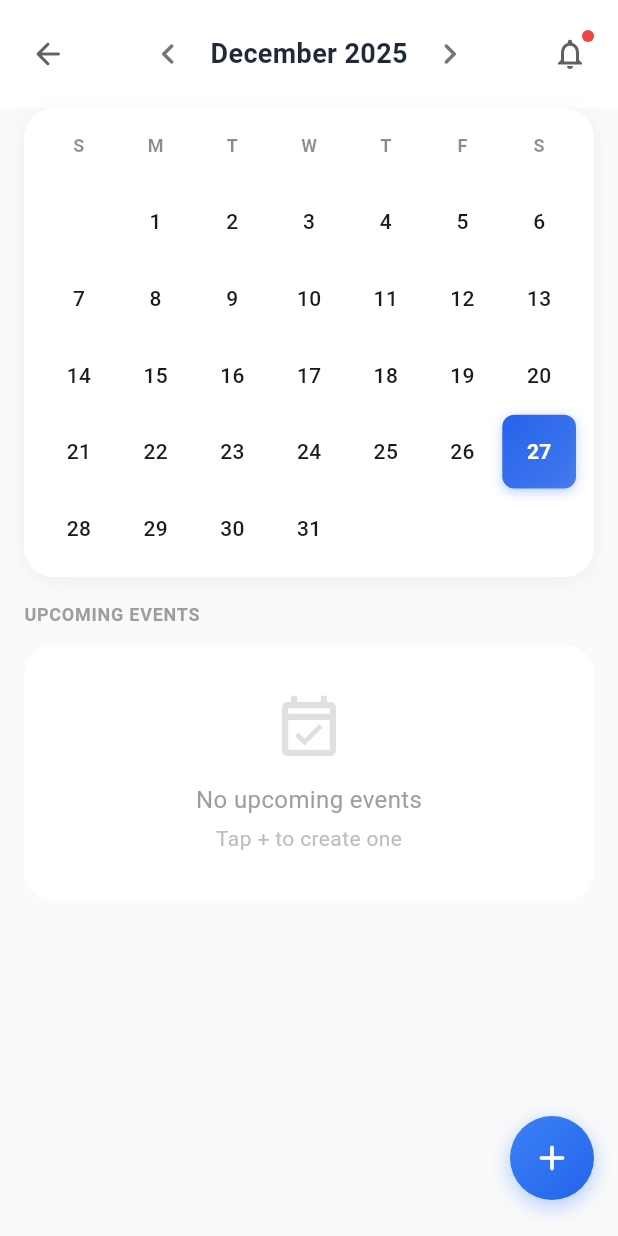
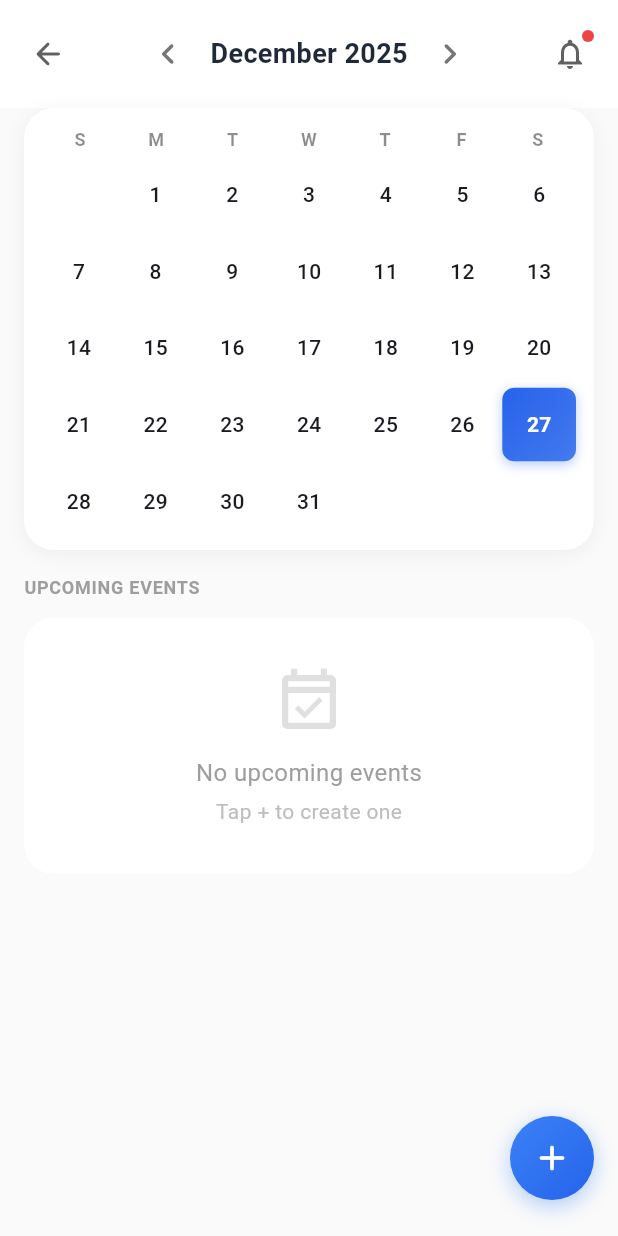
Before and after one commit to CalebTB/LockItIn, a Flutter app: the CardCalendarScreen screen opened directly, on a phone screen of 412 x 824 dp. Run offline on Flutter 3.47's test engine with Material 3 defaults, Android fonts, the phone set to English and light mode, and no system bars; our stand-ins replace equatable, flutter_secure_storage, shared_preferences, supabase_flutter; accounts and stored records are empty; Roboto replaces fonts that are missing (SF Pro).

Commit message:
fix: Put day headers at top with dates right below
- Separate day headers into a Row (minimal height)
- Put date grid immediately below with only 4px gap
- Day headers now at top of white card as requested

🤖 Generated with [Claude Code](https://claude.com/claude-code)

Co-Authored-By: Claude Opus 4.5 <noreply@anthropic.com>

```diff
--- a/application/lockitin_app/lib/presentation/widgets/mini_calendar_widget.dart
+++ b/application/lockitin_app/lib/presentation/widgets/mini_calendar_widget.dart
@@ -26,14 +26,38 @@ class MiniCalendarWidget extends StatelessWidget {
     final firstDayOfMonth = DateTime(focusedMonth.year, focusedMonth.month, 1);
     final startingWeekday = firstDayOfMonth.weekday % 7; // 0 = Sunday
 
-    // Calculate total rows needed (header + date rows)
+    // Calculate total cells needed for dates only
     final totalDayCells = startingWeekday + daysInMonth;
     final numWeeks = (totalDayCells / 7).ceil();
-    final totalCells = 7 + (numWeeks * 7); // 7 header cells + date cells
 
     return Padding(
-      padding: const EdgeInsets.fromLTRB(12, 0, 12, 8),
-      child: GridView.builder(
+      padding: const EdgeInsets.fromLTRB(12, 12, 12, 8),
+      child: Column(
+        mainAxisSize: MainAxisSize.min,
+        children: [
+          // Day headers row - minimal height
+          Padding(
+            padding: const EdgeInsets.only(bottom: 4),
+            child: Row(
+              mainAxisAlignment: MainAxisAlignment.spaceAround,
+              children: ['S', 'M', 'T', 'W', 'T', 'F', 'S'].map((day) {
+                return Expanded(
+                  child: Text(
+                    day,
+                    textAlign: TextAlign.center,
+                    style: TextStyle(
+                      fontSize: 12,
+                      fontWeight: FontWeight.w600,
+                      color: colorScheme.onSurface.withValues(alpha: 0.5),
+                    ),
+                  ),
+                );
+              }).toList(),
+            ),
+          ),
+
+          // Date grid
+          GridView.builder(
             shrinkWrap: true,
             physics: const NeverScrollableScrollPhysics(),
             gridDelegate: const SliverGridDelegateWithFixedCrossAxisCount(
@@ -42,26 +66,9 @@ class MiniCalendarWidget extends StatelessWidget {
               crossAxisSpacing: 2,
               childAspectRatio: 1,
             ),
-        itemCount: totalCells,
+            itemCount: numWeeks * 7,
             itemBuilder: (context, index) {
-          // First row is day headers
-          if (index < 7) {
-            final dayNames = ['S', 'M', 'T', 'W', 'T', 'F', 'S'];
-            return Center(
-              child: Text(
-                dayNames[index],
-                style: TextStyle(
-                  fontSize: 12,
-                  fontWeight: FontWeight.w600,
-                  color: colorScheme.onSurface.withValues(alpha: 0.5),
-                ),
-              ),
-            );
-          }
-
-          // Date cells
-          final dateIndex = index - 7;
-          final dayNumber = dateIndex - startingWeekday + 1;
+              final dayNumber = index - startingWeekday + 1;
 
               // Check if this cell is a valid day in the month
               if (dayNumber < 1 || dayNumber > daysInMonth) {
@@ -146,6 +153,8 @@ class MiniCalendarWidget extends StatelessWidget {
               );
             },
           ),
+        ],
+      ),
     );
   }
 
```
Lines whose indentation alone changed are shown as unchanged.
